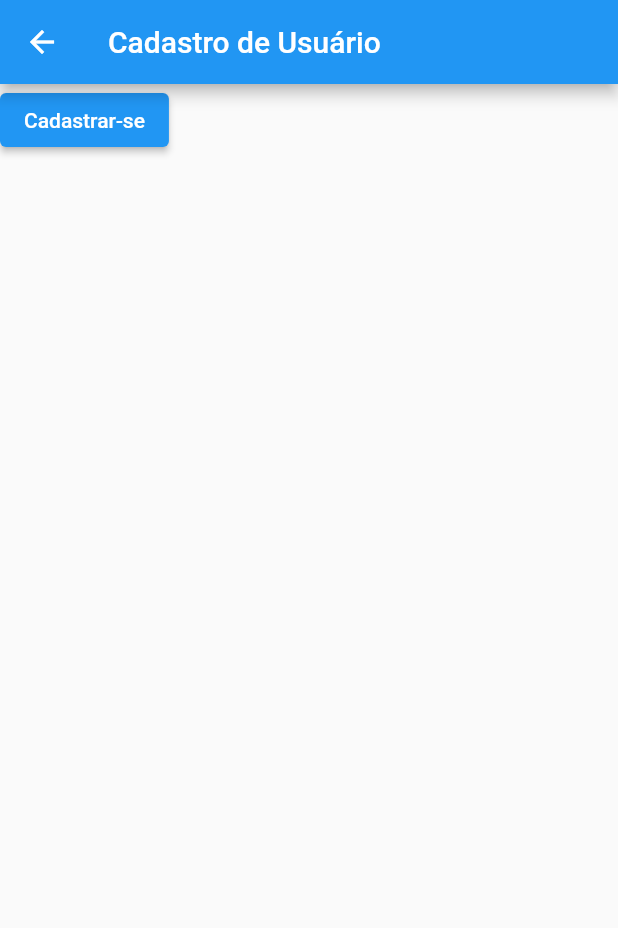
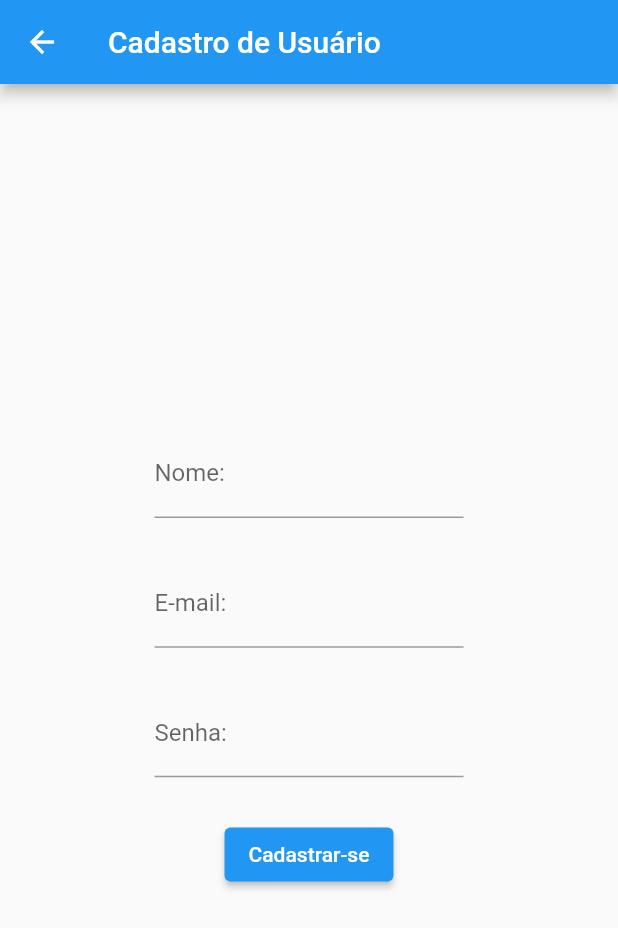
Before and after one commit to luisbrasil/Oktopus, a Flutter app: the CadastroUsuario screen opened by its route, on a phone screen of 412 x 824 dp. Shown: the top 928 px of the screen. Run offline on Flutter 3.47's test engine with Material 2 defaults, Android fonts, the phone set to English and light mode, and no system bars.

Commit message:
Criação de algumas telas

```diff
--- a/oktopus/lib/widget/cadastro_usuario.dart
+++ b/oktopus/lib/widget/cadastro_usuario.dart
@@ -7,12 +7,38 @@ class CadastroUsuario extends StatelessWidget {
   Widget build(BuildContext context) {
     return Scaffold(
         appBar: AppBar(title: const Text('Cadastro de Usuário')),
-      body: ElevatedButton(
+        body: Center(
+          child: Form(
+              child: FractionallySizedBox(
+                widthFactor: 0.5,
+                heightFactor: 0.4,
+                child: Column(
+                    mainAxisAlignment: MainAxisAlignment.center,
+                    children: [
+                  TextFormField(
+                    decoration: const InputDecoration(
+                        labelText: 'Nome:', border: UnderlineInputBorder()),
+                  ),
+                      Spacer(),
+                  TextFormField(
+                    decoration: const InputDecoration(
+                        labelText: 'E-mail:', border: UnderlineInputBorder()),
+                  ),
+                      Spacer(),
+                  TextFormField(
+                    decoration: const InputDecoration(
+                        labelText: 'Senha:', border: UnderlineInputBorder()),
+                    obscureText: true,
+                  ),
+                      Spacer(),
+                  ElevatedButton(
                     child: const Text('Cadastrar-se'),
                     onPressed: () {
                       Navigator.pop(context, true);
                     },
                   ),
-    );
+                ]),
+              )),
+        ));
   }
 }
```
Also changed, not shown: oktopus/lib/widget/index.dart (+7 -2 lines), oktopus/lib/widget/login.dart (+29 -3 lines). Lines whose indentation alone changed are shown as unchanged.
